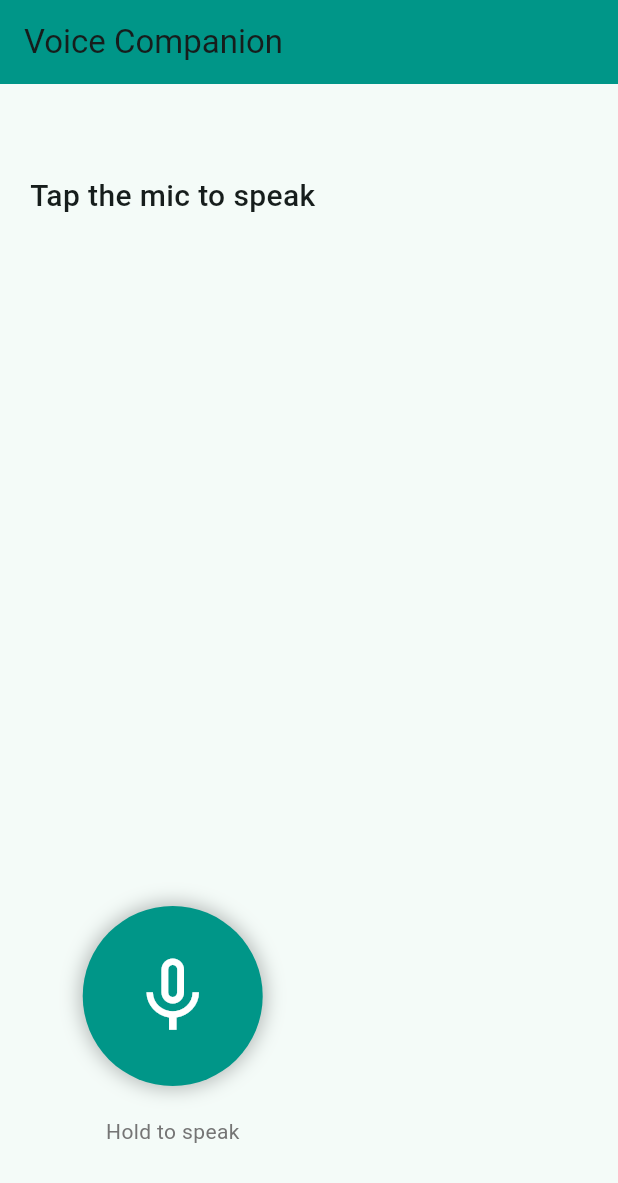
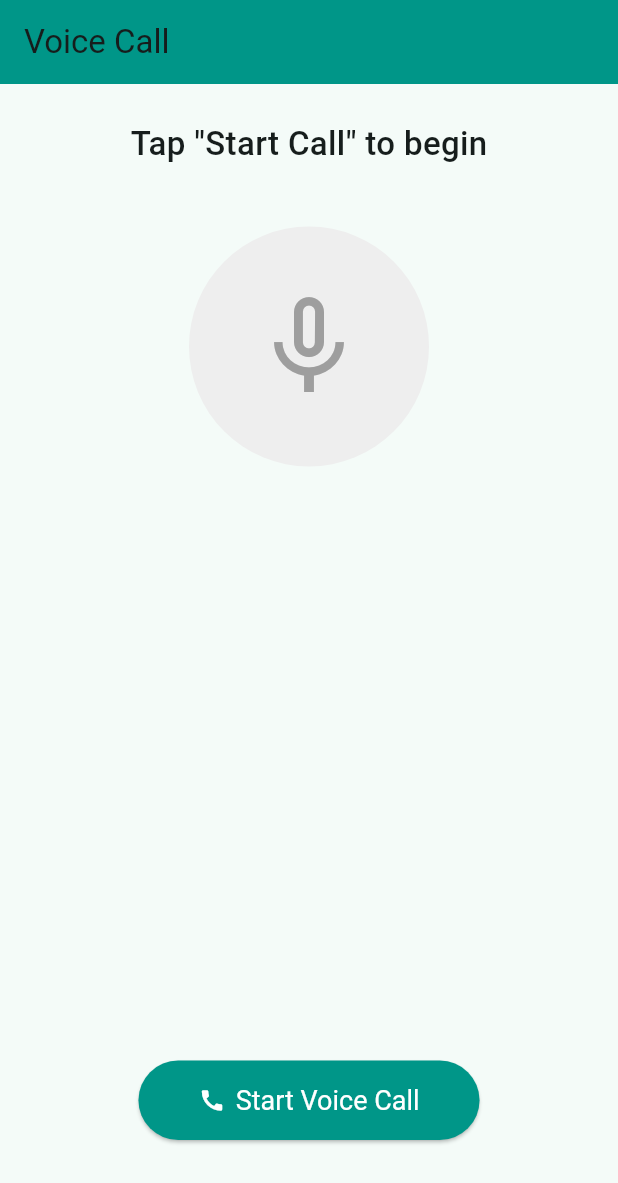
Before and after one commit to nancyyyyy/mental-wellness, a Flutter app: the VoiceChatScreen screen opened by its route, on a phone screen of 412 x 824 dp. Shown: the top 1183 px of the screen. Run offline on Flutter 3.47's test engine with Material 3 defaults, Android fonts, the phone set to English and light mode, and no system bars; our stand-ins replace flutter_riverpod, flutter_tts, go_router, speech_to_text.

Commit message:
feat: Add continuous listening mode for Voice Call experience

```diff
--- a/mobile/lib/features/voice/voice_chat_screen.dart
+++ b/mobile/lib/features/voice/voice_chat_screen.dart
@@ -3,6 +3,7 @@ import 'package:speech_to_text/speech_to_text.dart';
 import 'package:flutter_tts/flutter_tts.dart';
 import 'package:http/http.dart' as http;
 import 'dart:convert';
+import 'dart:async';
 
 class VoiceChatScreen extends StatefulWidget {
   const VoiceChatScreen({super.key});
@@ -15,11 +16,16 @@ class _VoiceChatScreenState extends State<VoiceChatScreen> {
   final SpeechToText _speechToText = SpeechToText();
   final FlutterTts _flutterTts = FlutterTts();
 
+  bool _isCallActive = false;
   bool _isListening = false;
   bool _isSpeaking = false;
   bool _isProcessing = false;
+
   String _lastWords = '';
   String _aiResponse = '';
+  String _statusText = 'Tap "Start Call" to begin';
+
+  Timer? _silenceTimer;
 
   @override
   void initState() {
@@ -30,45 +36,98 @@ class _VoiceChatScreenState extends State<VoiceChatScreen> {
 
   void _initSpeech() async {
     await _speechToText.initialize();
-    setState(() {});
   }
 
   void _initTts() async {
     await _flutterTts.setLanguage("en-US");
-    await _flutterTts.setSpeechRate(0.5);
+    await _flutterTts.setSpeechRate(0.48);
     await _flutterTts.setVolume(1.0);
     await _flutterTts.setPitch(1.0);
+
+    _flutterTts.setCompletionHandler(() {
+      if (_isCallActive) {
+        _startListening();
+      }
+    });
+  }
+
+  Future<void> _startCall() async {
+    setState(() {
+      _isCallActive = true;
+      _statusText = 'Listening...';
+      _lastWords = '';
+      _aiResponse = '';
+    });
+    await _startListening();
+  }
+
+  Future<void> _endCall() async {
+    setState(() {
+      _isCallActive = false;
+      _isListening = false;
+      _isSpeaking = false;
+      _isProcessing = false;
+      _statusText = 'Call ended';
+    });
+    await _speechToText.stop();
+    await _flutterTts.stop();
+    _silenceTimer?.cancel();
   }
 
   Future<void> _startListening() async {
-    if (!_isListening) {
+    if (!_isCallActive || _isListening || _isSpeaking || _isProcessing) return;
+
     bool available = await _speechToText.initialize();
-      if (available) {
-        setState(() => _isListening = true);
+    if (!available) return;
+
+    setState(() {
+      _isListening = true;
+      _lastWords = '';
+      _statusText = 'Listening...';
+    });
+
+    _silenceTimer?.cancel();
+
     _speechToText.listen(
       onResult: (result) {
         setState(() {
           _lastWords = result.recognizedWords;
         });
+
+        // Reset silence timer whenever user speaks
+        _silenceTimer?.cancel();
+        _silenceTimer = Timer(const Duration(seconds: 2), () {
+          if (_isListening && _lastWords.isNotEmpty) {
+            _stopListeningAndSend();
+          }
+        });
       },
+      listenFor: const Duration(seconds: 30),
+      pauseFor: const Duration(seconds: 2),
     );
   }
+
+  Future<void> _stopListeningAndSend() async {
+    await _speechToText.stop();
+    setState(() {
+      _isListening = false;
+    });
+    _silenceTimer?.cancel();
+
+    if (_lastWords.trim().isNotEmpty) {
+      await _sendToBackend(_lastWords.trim());
+    } else {
+      // If no speech detected, start listening again
+      if (_isCallActive) {
+        await _startListening();
       }
-  }
-
-  Future<void> _stopListening() async {
-    await _speechToText.stop();
-    setState(() => _isListening = false);
-
-    if (_lastWords.isNotEmpty) {
-      await _sendToBackend(_lastWords);
     }
   }
 
   Future<void> _sendToBackend(String text) async {
     setState(() {
       _isProcessing = true;
-      _aiResponse = '';
+      _statusText = 'Thinking...';
     });
 
     try {
@@ -88,130 +147,140 @@ class _VoiceChatScreenState extends State<VoiceChatScreen> {
         setState(() {
           _aiResponse = aiText;
           _isProcessing = false;
+          _statusText = 'Speaking...';
         });
 
-        // Speak the response
         await _speak(aiText);
       }
     } catch (e) {
       setState(() {
-        _aiResponse = "Sorry, I couldn't connect right now.";
+        _aiResponse = "Sorry, connection issue.";
         _isProcessing = false;
       });
-    } finally {
-      setState(() {
-        _isProcessing = false;
-      });
+      if (_isCallActive) {
+        await Future.delayed(const Duration(seconds: 1));
+        await _startListening();
+      }
     }
   }
 
   Future<void> _speak(String text) async {
     setState(() => _isSpeaking = true);
     await _flutterTts.speak(text);
-    setState(() => _isSpeaking = false);
   }
 
-  Future<void> _stopSpeaking() async {
-    await _flutterTts.stop();
-    setState(() => _isSpeaking = false);
+  @override
+  void dispose() {
+    _speechToText.stop();
+    _flutterTts.stop();
+    _silenceTimer?.cancel();
+    super.dispose();
   }
 
   @override
   Widget build(BuildContext context) {
     return Scaffold(
       appBar: AppBar(
-        title: const Text('Voice Companion'),
+        title: const Text('Voice Call'),
         backgroundColor: Colors.teal,
+        actions: [
+          if (_isCallActive)
+            TextButton(
+              onPressed: _endCall,
+              child: const Text('End Call', style: TextStyle(color: Colors.white)),
             ),
-      body: Padding(
-        padding: const EdgeInsets.all(20),
+        ],
+      ),
+      body: Center(
+        child: Padding(
+          padding: const EdgeInsets.all(24),
           child: Column(
+            mainAxisAlignment: MainAxisAlignment.center,
             children: [
+              // Status
+              Text(
+                _statusText,
+                style: const TextStyle(fontSize: 22, fontWeight: FontWeight.w500),
+              ),
               const SizedBox(height: 40),
 
-            // Status
-            Text(
+              // Visual indicator
+              Container(
+                width: 160,
+                height: 160,
+                decoration: BoxDecoration(
+                  color: _isListening
+                      ? Colors.red.shade100
+                      : _isSpeaking
+                          ? Colors.teal.shade100
+                          : Colors.grey.shade200,
+                  shape: BoxShape.circle,
+                ),
+                child: Icon(
                   _isListening
-                  ? "🎤 Listening..."
+                      ? Icons.mic
                       : _isSpeaking
-                      ? "🔊 Speaking..."
-                      : _isProcessing
-                          ? "🤔 Thinking..."
-                          : "Tap the mic to speak",
-              style: const TextStyle(fontSize: 20, fontWeight: FontWeight.w500),
+                          ? Icons.volume_up
+                          : Icons.mic_none,
+                  size: 80,
+                  color: _isListening
+                      ? Colors.red
+                      : _isSpeaking
+                          ? Colors.teal
+                      : Colors.grey,
+                ),
               ),
 
               const SizedBox(height: 30),
 
-            // User speech
+              // Last spoken text
               if (_lastWords.isNotEmpty)
-              Container(
-                padding: const EdgeInsets.all(16),
-                decoration: BoxDecoration(
-                  color: Colors.blue[50],
-                  borderRadius: BorderRadius.circular(12),
-                ),
-                child: Text(
-                  "You said: $_lastWords",
-                  style: const TextStyle(fontSize: 16),
-                ),
+                Text(
+                  "You: $_lastWords",
+                  style: const TextStyle(fontSize: 16, color: Colors.black87),
+                  textAlign: TextAlign.center,
                 ),
 
-            const SizedBox(height: 20),
+              const SizedBox(height: 16),
 
               // AI Response
               if (_aiResponse.isNotEmpty)
-              Container(
-                padding: const EdgeInsets.all(16),
-                decoration: BoxDecoration(
-                  color: Colors.teal[50],
-                  borderRadius: BorderRadius.circular(12),
-                ),
-                child: Text(
+                Text(
                   "Companion: $_aiResponse",
-                  style: const TextStyle(fontSize: 16),
-                ),
+                  style: const TextStyle(fontSize: 16, color: Colors.teal),
+                  textAlign: TextAlign.center,
                 ),
 
               const Spacer(),
 
-            // Mic Button
-            GestureDetector(
-              onTapDown: (_) => _startListening(),
-              onTapUp: (_) => _stopListening(),
-              child: Container(
-                width: 120,
-                height: 120,
-                decoration: BoxDecoration(
-                  color: _isListening ? Colors.red : Colors.teal,
-                  shape: BoxShape.circle,
-                  boxShadow: [
-                    BoxShadow(
-                      color: Colors.black26,
-                      blurRadius: 10,
-                      spreadRadius: 2,
+              // Start / End Call Button
+              if (!_isCallActive)
+                ElevatedButton.icon(
+                  onPressed: _startCall,
+                  icon: const Icon(Icons.call),
+                  label: const Text('Start Voice Call'),
+                  style: ElevatedButton.styleFrom(
+                    backgroundColor: Colors.teal,
+                    foregroundColor: Colors.white,
+                    padding: const EdgeInsets.symmetric(horizontal: 40, vertical: 16),
+                    textStyle: const TextStyle(fontSize: 18),
+                  ),
                 )
-                  ],
-                ),
-                child: Icon(
-                  _isListening ? Icons.mic : Icons.mic_none,
-                  color: Colors.white,
-                  size: 60,
-                ),
-              ),
-            ),
-
-            const SizedBox(height: 20),
-
+              else
                 Text(
-              _isListening ? "Release to send" : "Hold to speak",
-              style: TextStyle(color: Colors.grey[600]),
+                  _isListening
+                      ? "Listening... (Speak naturally)"
+                      : _isSpeaking
+                          ? "Speaking..."
+                          : "Processing...",
+                  style: const TextStyle(fontSize: 16, color: Colors.grey),
                 ),
 
               const SizedBox(height: 40),
             ],
           ),
         ),
+      ),
     );
   }
 }
```
Lines whose indentation alone changed are shown as unchanged.
